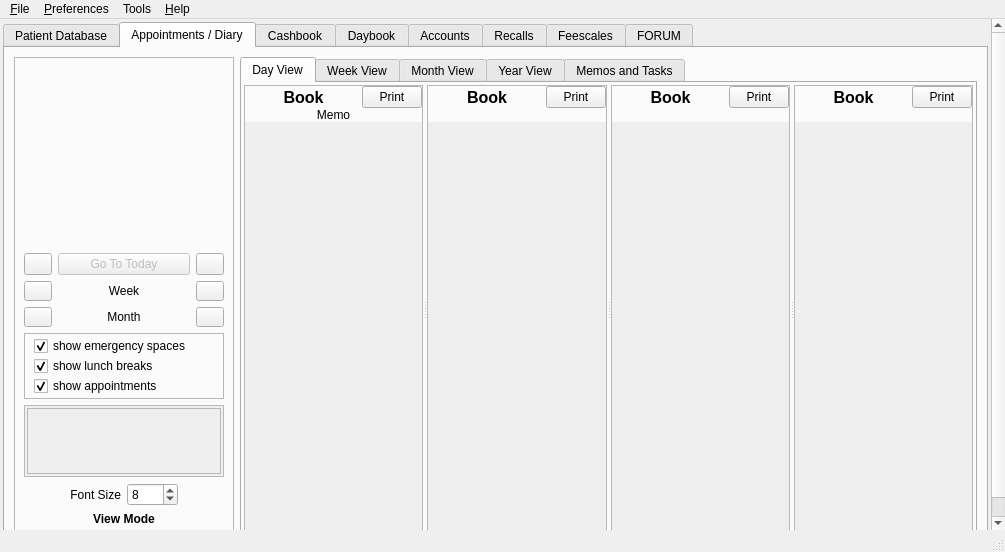
Old version of the form src/openmolar/qt-designer/main.ui in the repository rowinggolfer/openmolar1.
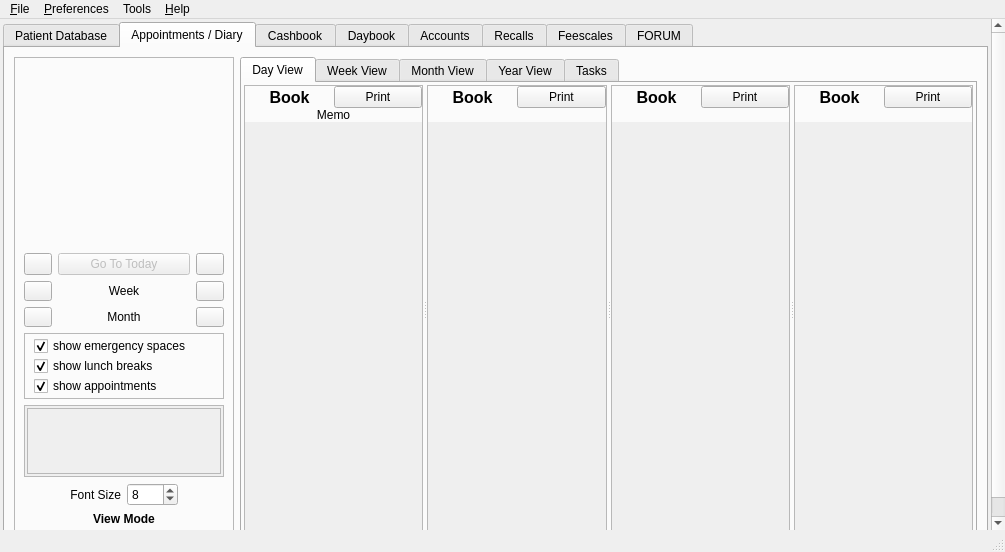
New version of the form. Icons and pictures are not drawn.

```diff
--- a/src/openmolar/qt-designer/main.ui
+++ b/src/openmolar/qt-designer/main.ui
@@ -61,7 +61,7 @@
        <property name="geometry">
         <rect>
          <x>0</x>
-         <y>0</y>
+         <y>-36</y>
          <width>989</width>
          <height>542</height>
         </rect>
@@ -4081,7 +4081,7 @@
                      <widget class="QPushButton" name="printBook1_pushButton">
                       <property name="maximumSize">
                        <size>
-                        <width>60</width>
+                        <width>16777215</width>
                         <height>24</height>
                        </size>
                       </property>
@@ -4183,7 +4183,7 @@
                      <widget class="QPushButton" name="printBook2_pushButton">
                       <property name="maximumSize">
                        <size>
-                        <width>60</width>
+                        <width>16777215</width>
                         <height>24</height>
                        </size>
                       </property>
@@ -4281,7 +4281,7 @@
                      <widget class="QPushButton" name="printBook3_pushButton">
                       <property name="maximumSize">
                        <size>
-                        <width>60</width>
+                        <width>16777215</width>
                         <height>24</height>
                        </size>
                       </property>
@@ -4401,7 +4401,7 @@
                      <widget class="QPushButton" name="printBook4_pushButton">
                       <property name="maximumSize">
                        <size>
-                        <width>60</width>
+                        <width>16777215</width>
                         <height>24</height>
                        </size>
                       </property>
@@ -4677,7 +4677,7 @@
               </widget>
               <widget class="QWidget" name="tab_27">
                <attribute name="title">
-                <string>Memos and Tasks</string>
+                <string>Tasks</string>
                </attribute>
                <layout class="QHBoxLayout" name="horizontalLayout_4">
                 <item>
```
Left out of the diff: 8 changed lines with no effect on the pictures.
